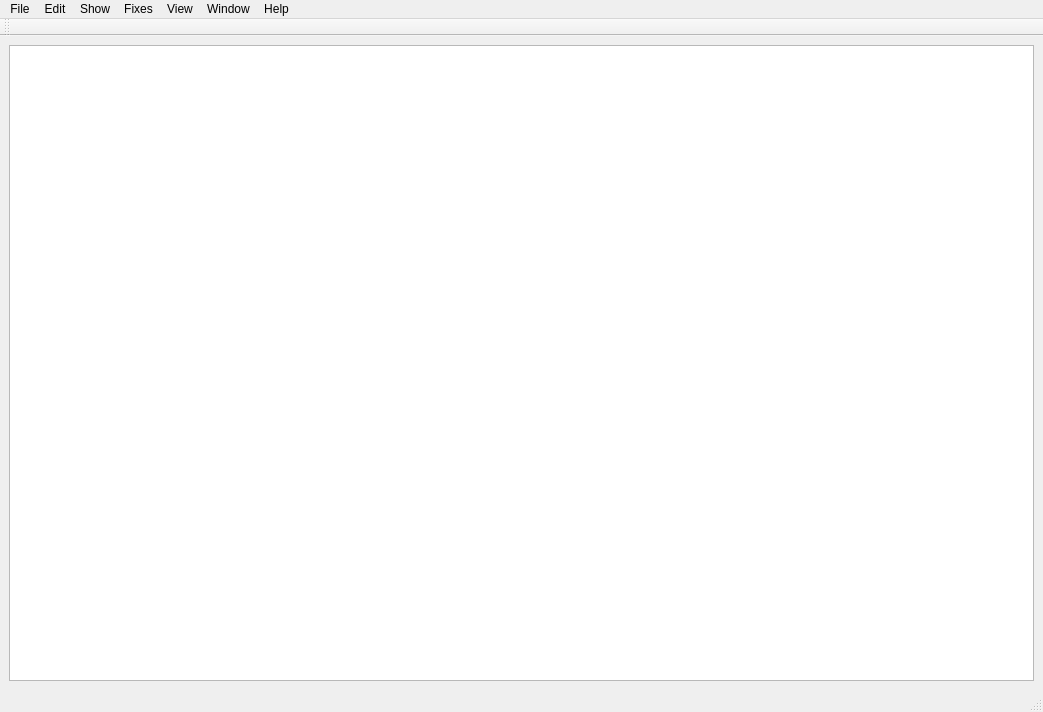
Old version of the form ui/visualizer.ui in the repository sashaouellet/Helix.
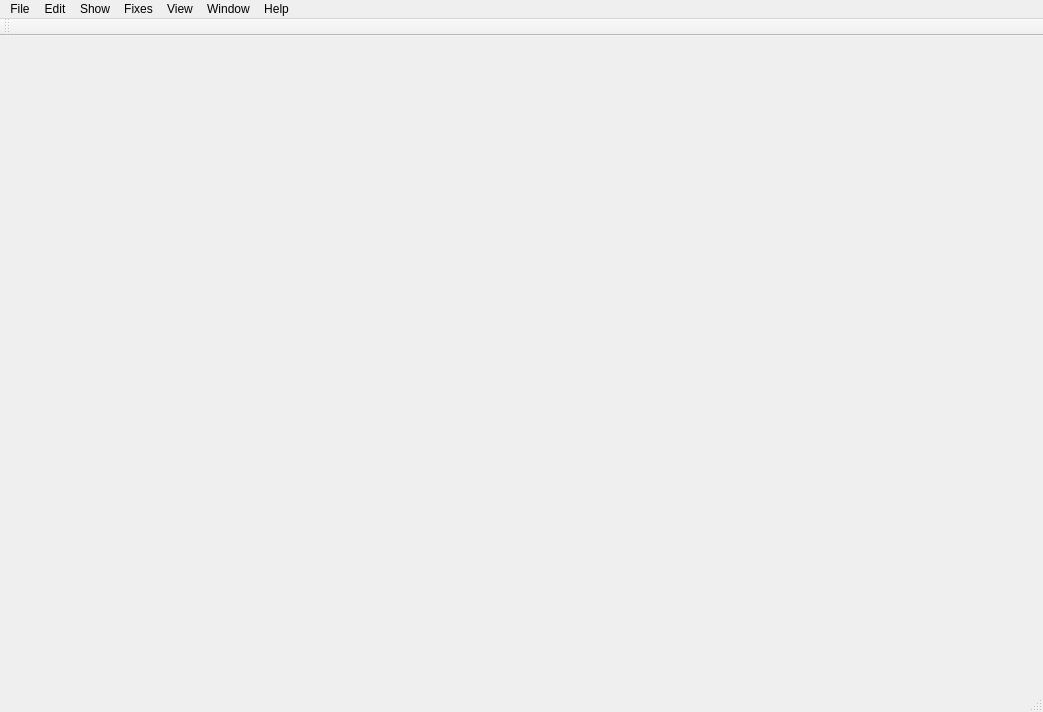
New version of the form.

Commit message: Refactor to remove dependency on glitchy QColumnView. Shot item hover looks for latest take thumbnail for the tooltip.

```diff
--- a/ui/visualizer.ui
+++ b/ui/visualizer.ui
@@ -29,30 +29,10 @@
    <bool>true</bool>
   </property>
   <widget class="QWidget" name="WIDG_main">
-   <layout class="QVBoxLayout" name="verticalLayout">
-    <item>
-     <widget class="QColumnView" name="VIEW_cols">
-      <property name="minimumSize">
-       <size>
-        <width>200</width>
-        <height>100</height>
-       </size>
-      </property>
-      <property name="tabKeyNavigation">
-       <bool>true</bool>
-      </property>
-      <property name="dragDropMode">
-       <enum>QAbstractItemView::NoDragDrop</enum>
-      </property>
-      <property name="alternatingRowColors">
-       <bool>true</bool>
-      </property>
-      <property name="selectionMode">
-       <enum>QAbstractItemView::SingleSelection</enum>
-      </property>
-     </widget>
-    </item>
-   </layout>
+   <property name="mouseTracking">
+    <bool>true</bool>
+   </property>
+   <layout class="QHBoxLayout" name="horizontalLayout"/>
   </widget>
   <widget class="QMenuBar" name="menubar">
    <property name="geometry">
```
Left out of the diff: 3 changed lines with no effect on the pictures. The commit also changes 1 other file.
